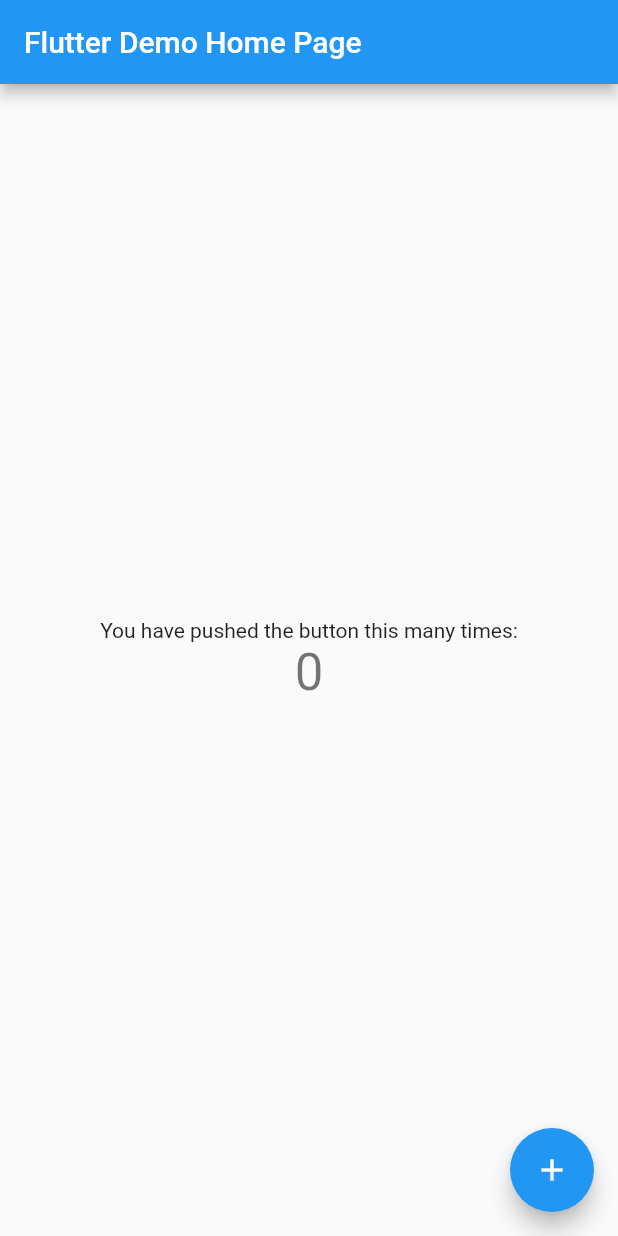
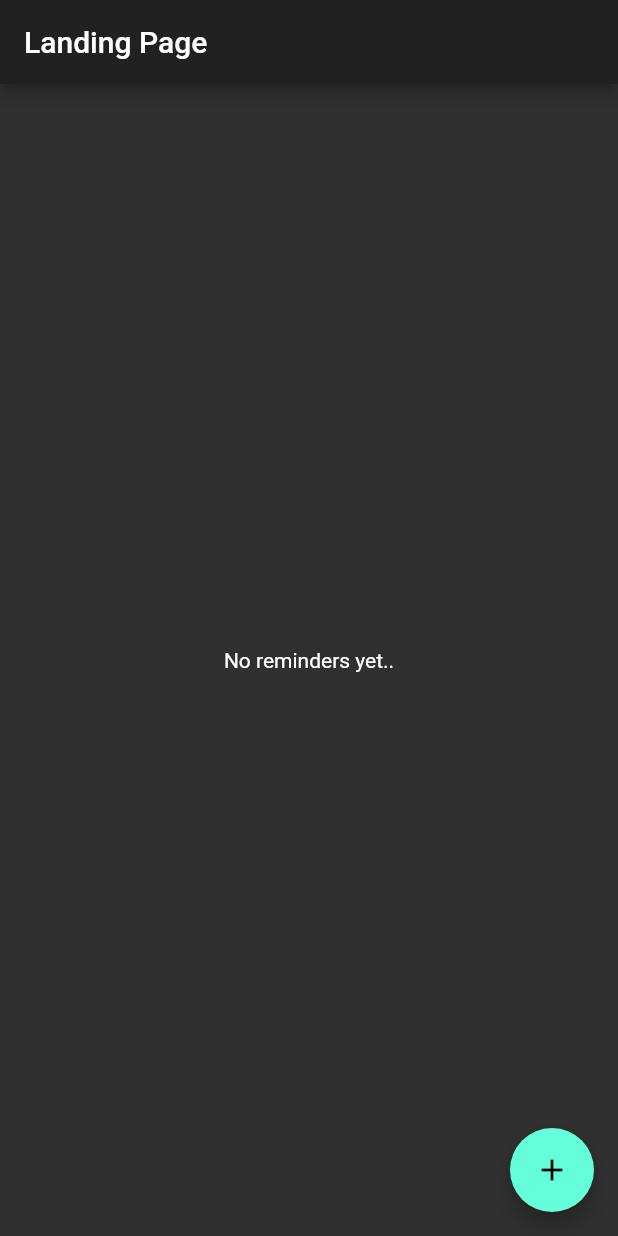
Before and after one commit to CHelding/remembots, a Flutter app: the screen it shows after launch, on a phone screen of 412 x 824 dp. Run offline on Flutter 3.47's test engine with Material 2 defaults, Android fonts, the phone set to English and light mode, and no system bars.

Commit message:
Basic scaffold for Landing Page

```diff
--- a/lib/main.dart
+++ b/lib/main.dart
@@ -1,109 +1,48 @@
 import 'package:flutter/material.dart';
 
-void main() => runApp(new MyApp());
+void main() {
+  runApp(new RemembotApp());
+}
 
-class MyApp extends StatelessWidget {
-  // This widget is the root of your application.
+class RemembotApp extends StatelessWidget {
+
   @override
   Widget build(BuildContext context) {
     return new MaterialApp(
-      title: 'Flutter Demo',
-      theme: new ThemeData(
-        // This is the theme of your application.
-        //
-        // Try running your application with "flutter run". You'll see the
-        // application has a blue toolbar. Then, without quitting the app, try
-        // changing the primarySwatch below to Colors.green and then invoke
-        // "hot reload" (press "r" in the console where you ran "flutter run",
-        // or press Run > Flutter Hot Reload in IntelliJ). Notice that the
-        // counter didn't reset back to zero; the application is not restarted.
-        primarySwatch: Colors.blue,
-      ),
-      home: new MyHomePage(title: 'Flutter Demo Home Page'),
+      title: 'Remembot App',
+      theme: new ThemeData.dark(),
+      home: new LandingPage(title: 'Landing Page'),
     );
   }
 }
 
-class MyHomePage extends StatefulWidget {
-  MyHomePage({Key key, this.title}) : super(key: key);
-
-  // This widget is the home page of your application. It is stateful, meaning
-  // that it has a State object (defined below) that contains fields that affect
-  // how it looks.
-
-  // This class is the configuration for the state. It holds the values (in this
-  // case the title) provided by the parent (in this case the App widget) and
-  // used by the build method of the State. Fields in a Widget subclass are
-  // always marked "final".
-
+class LandingPage extends StatefulWidget {
   final String title;
 
+  LandingPage({Key key, this.title}) : super(key: key);
+
   @override
-  _MyHomePageState createState() => new _MyHomePageState();
+  LandingPageState createState() => new LandingPageState();
 }
 
-class _MyHomePageState extends State<MyHomePage> {
-  int _counter = 0;
-
-  void _incrementCounter() {
-    setState(() {
-      // This call to setState tells the Flutter framework that something has
-      // changed in this State, which causes it to rerun the build method below
-      // so that the display can reflect the updated values. If we changed
-      // _counter without calling setState(), then the build method would not be
-      // called again, and so nothing would appear to happen.
-      _counter++;
-    });
-  }
+class LandingPageState extends State<LandingPage> {
 
   @override
   Widget build(BuildContext context) {
-    // This method is rerun every time setState is called, for instance as done
-    // by the _incrementCounter method above.
-    //
-    // The Flutter framework has been optimized to make rerunning build methods
-    // fast, so that you can just rebuild anything that needs updating rather
-    // than having to individually change instances of widgets.
     return new Scaffold(
       appBar: new AppBar(
-        // Here we take the value from the MyHomePage object that was created by
-        // the App.build method, and use it to set our appbar title.
-        title: new Text(widget.title),
+        title: new Text("Landing Page"), // Fix
+      ), // consider moving this one layer up, to the Landing Page itself
+
+      body: new Center(
+          child: new Text("No reminders yet..")
       ),
-      body: new Center(
-        // Center is a layout widget. It takes a single child and positions it
-        // in the middle of the parent.
-        child: new Column(
-          // Column is also layout widget. It takes a list of children and
-          // arranges them vertically. By default, it sizes itself to fit its
-          // children horizontally, and tries to be as tall as its parent.
-          //
-          // Invoke "debug paint" (press "p" in the console where you ran
-          // "flutter run", or select "Toggle Debug Paint" from the Flutter tool
-          // window in IntelliJ) to see the wireframe for each widget.
-          //
-          // Column has various properties to control how it sizes itself and
-          // how it positions its children. Here we use mainAxisAlignment to
-          // center the children vertically; the main axis here is the vertical
-          // axis because Columns are vertical (the cross axis would be
-          // horizontal).
-          mainAxisAlignment: MainAxisAlignment.center,
-          children: <Widget>[
-            new Text(
-              'You have pushed the button this many times:',
-            ),
-            new Text(
-              '$_counter',
-              style: Theme.of(context).textTheme.display1,
-            ),
-          ],
-        ),
+
+      floatingActionButton: new FloatingActionButton(
+        //onPressed: ,
+        tooltip: 'Increment',
+        child: new Icon(Icons.add)
       ),
-      floatingActionButton: new FloatingActionButton(
-        onPressed: _incrementCounter,
-        tooltip: 'Increment',
-        child: new Icon(Icons.add),
-      ), // This trailing comma makes auto-formatting nicer for build methods.
     );
   }
 }
```
